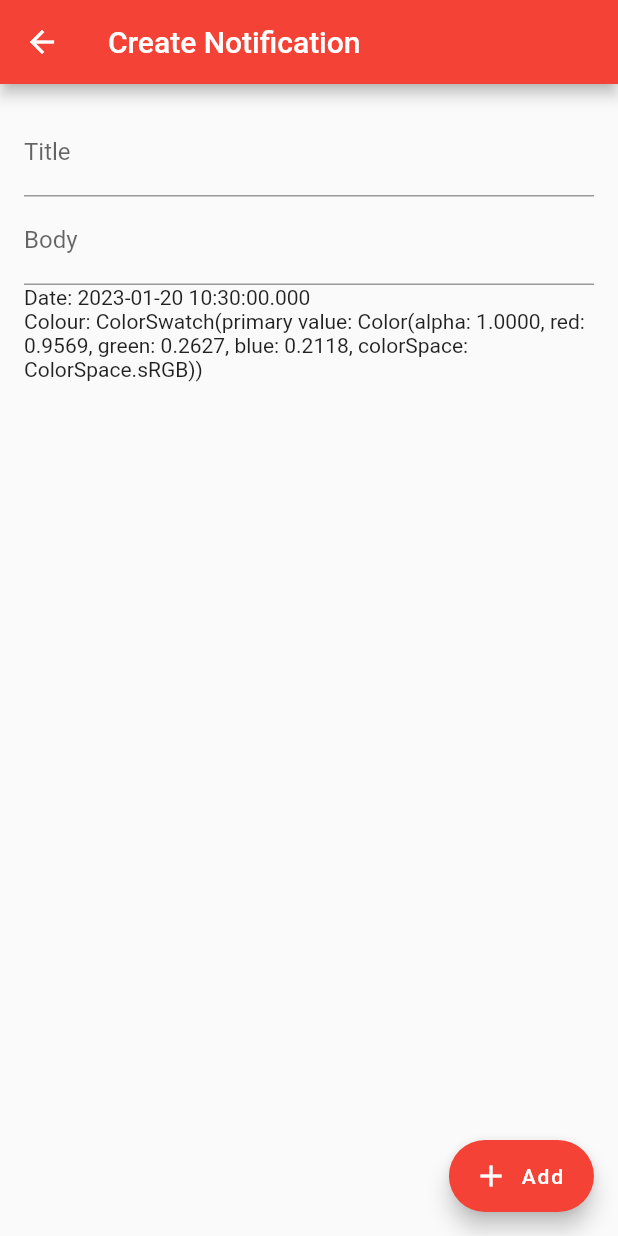
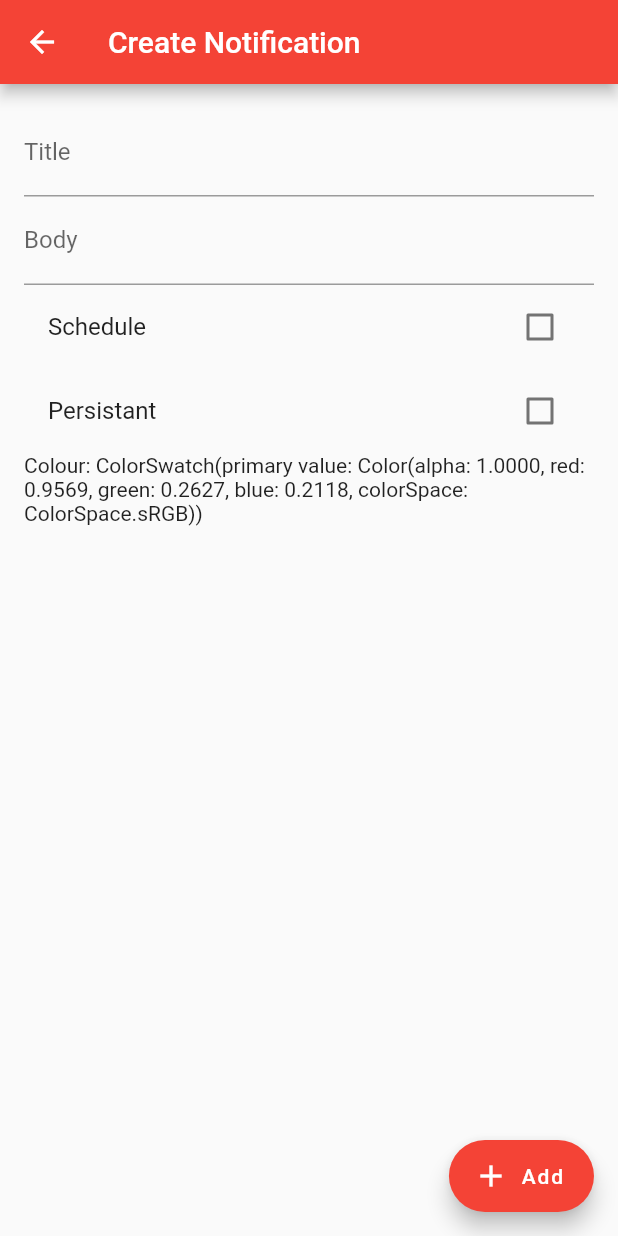
Before and after one commit to tomc128/noterly, a Flutter app: the CreateNotificationPage screen opened directly, on a phone screen of 412 x 824 dp. Run offline on Flutter 3.47's test engine with Material 2 defaults, Android fonts, the phone set to English and light mode, and no system bars.

Commit message:
Add temporary date time picker, persistant field to item

```diff
--- a/noti_buddy/lib/models/notification_item.dart
+++ b/noti_buddy/lib/models/notification_item.dart
@@ -6,12 +6,14 @@ class NotificationItem {
 
   DateTime? dateTime;
 
+  bool persistant;
   Color colour;
 
   NotificationItem({
     required this.title,
     this.body,
     this.dateTime,
+    this.persistant = false,
     required this.colour,
   });
 
@@ -20,6 +22,7 @@ class NotificationItem {
       'title': title,
       'body': body,
       'dateTime': dateTime?.toIso8601String(),
+      'persistant': persistant,
       'colour': colour.value,
     };
   }
@@ -30,6 +33,7 @@ class NotificationItem {
       body: json['body'],
       dateTime:
           json['dateTime'] != null ? DateTime.parse(json['dateTime']) : null,
+      persistant: json['persistant'],
       colour: Color(json['colour']),
     );
   }
--- a/noti_buddy/lib/pages/create_notification_page.dart
+++ b/noti_buddy/lib/pages/create_notification_page.dart
@@ -12,6 +12,22 @@ class CreateNotificationPage extends StatefulWidget {
 class _CreateNotificationPageState extends State<CreateNotificationPage> {
   final titleController = TextEditingController();
   final bodyController = TextEditingController();
+
+  var _isScheduled = false;
+  var _isPersistant = false;
+
+  late DateTime _dateTime;
+  late Color _colour;
+
+  @override
+  void initState() {
+    var now = DateTime.now();
+    _dateTime = DateTime(now.year, now.month, now.day, 8, 00, 00);
+
+    _colour = Colors.blue;
+
+    super.initState();
+  }
 
   @override
   void dispose() {
@@ -42,7 +58,44 @@ class _CreateNotificationPageState extends State<CreateNotificationPage> {
               labelText: 'Body',
             ),
           ),
-          Text('Date: ${DateTime.now().add(const Duration(days: 7))}'),
+          CheckboxListTile(
+            value: _isScheduled,
+            title: const Text('Schedule'),
+            onChanged: (value) {
+              setState(() {
+                _isScheduled = value!;
+              });
+            },
+          ),
+          if (_isScheduled)
+            ListTile(
+              title: const Text('Send at'),
+              subtitle: Text('$_dateTime'),
+              onTap: () {
+                showDatePicker(
+                  context: context,
+                  initialDate: _dateTime,
+                  firstDate: DateTime.now(),
+                  lastDate: DateTime.now().add(const Duration(days: 365)),
+                ).then((value) {
+                  if (value != null) {
+                    setState(() {
+                      _dateTime = DateTime(value.year, value.month, value.day,
+                          _dateTime.hour, _dateTime.minute, _dateTime.second);
+                    });
+                  }
+                });
+              },
+            ),
+          CheckboxListTile(
+            value: _isPersistant,
+            title: const Text('Persistant'),
+            onChanged: (value) {
+              setState(() {
+                _isPersistant = value!;
+              });
+            },
+          ),
           Text('Colour: ${Colors.red}'),
         ],
       ),
```
